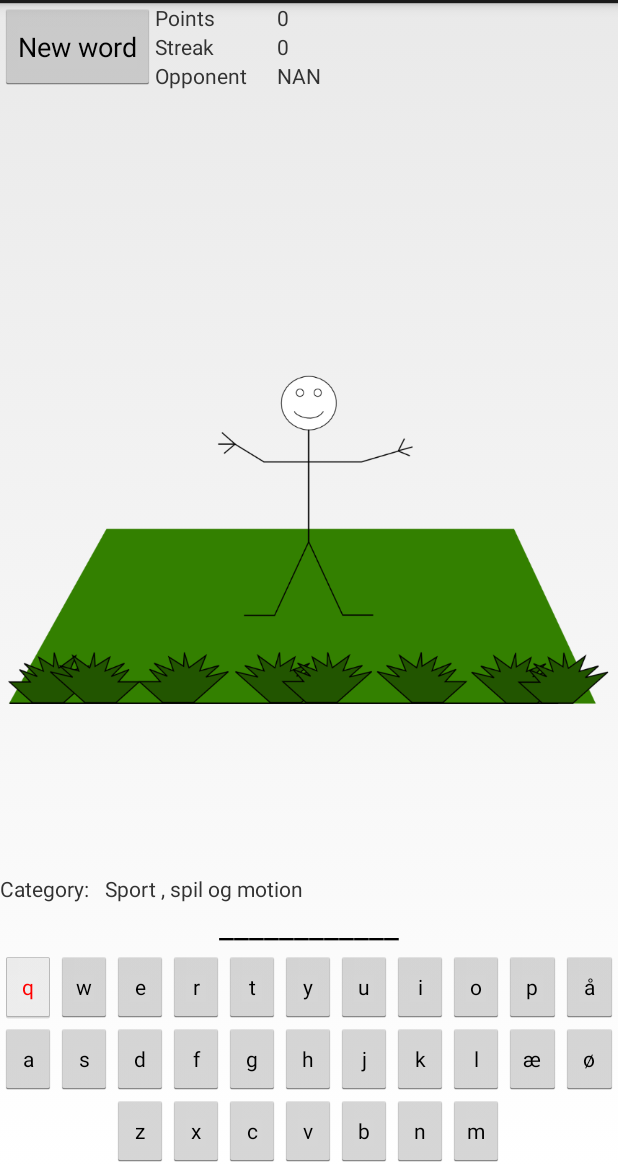
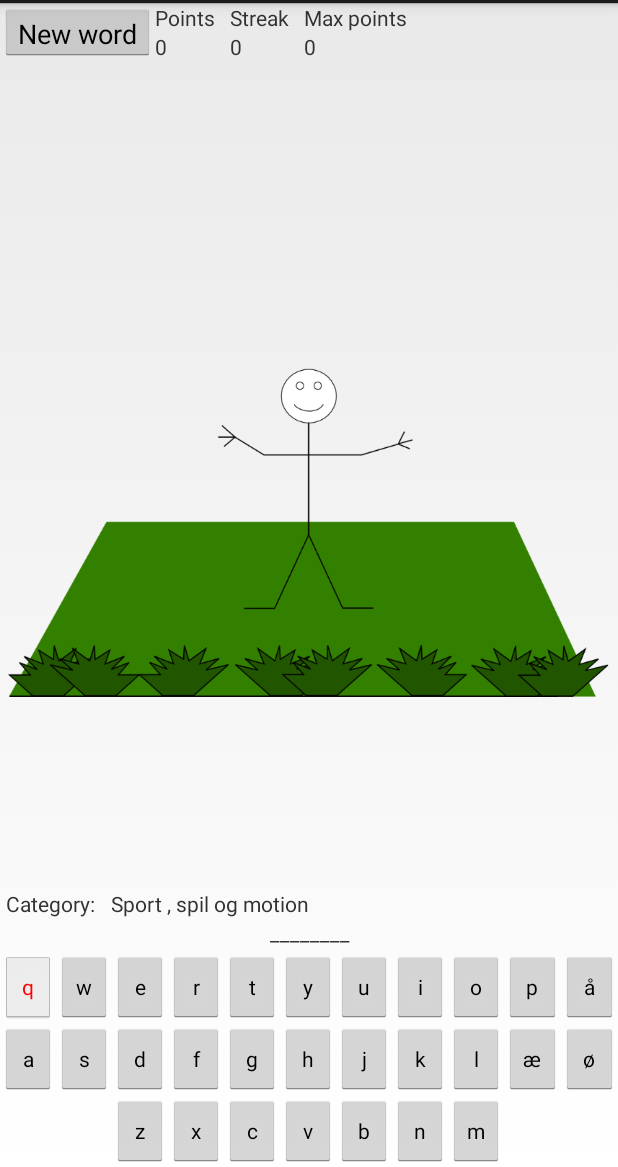
Before and after one commit to frmi/HangmanAndroid, an Android app: the screen it shows after launch (MainActivity), after a tap on an icon or button, on a phone screen of 412 x 824 dp, the part 69-1236 px from its top. Run offline under Robolectric (Android 15) with nearby library versions, the light colour scheme and no system bars.

Commit message:
rearranged score fields and added a max point field.

```diff
--- a/Hangman/src/main/java/dk/frmi/android/hangman/GameEngine.java
+++ b/Hangman/src/main/java/dk/frmi/android/hangman/GameEngine.java
@@ -17,9 +17,7 @@ public class GameEngine {
 
     private GameStatus gameStatus;
     private ArrayList<Word> dictionary;
-    private String[] resultArray = null;
-    private String[] guessArray = null;
-    private String category = null;
+    private Word word;
     private Context context;
 
     public GameEngine(Context ctx, InputStream words){
@@ -27,35 +25,36 @@ public class GameEngine {
         context = ctx;
         gameStatus = new GameStatus();
         dictionary = createDictionary(words);
+        word = getWord();
     }
 
     public String[] getGuessArray(){
-        if (guessArray == null || gameStatus.isGameOver()){
+        if (word.guess == null || gameStatus.isGameOver()){
             newWord();
         }
-        return guessArray;
+        return word.guess;
     }
 
     public String[] getResultArray(){
-        if (resultArray == null){
+        if (word.facit == null){
             newWord();
         }
-        return resultArray;
+        return word.facit;
     }
 
     public String getCategory(){
-        if (category == null){
+        if (word.category == null){
             newWord();
         }
-        return category;
+        return word.category;
     }
 
     public void newWord(){
-        gameStatus.newRound();
-        Word word = getWord();
-        resultArray = Helper.stringToArray(word.word);
-        category = word.category;
-        guessArray = convertWordToUnderscores(resultArray);
+        boolean shouldSubtractPoints = gameStatus.newRound();
+        if (shouldSubtractPoints){
+            gameStatus.subPoints(word.facit);
+        }
+        word = getWord();
     }
 
     private ArrayList<Word> createDictionary(InputStream inputStream){
@@ -102,8 +101,8 @@ public class GameEngine {
 
     public List<Integer> findIndexOfChar(String ch){
         List<Integer> result = new ArrayList<Integer>();
-        for (int i = 0; i < resultArray.length; i++){
-            if (resultArray[i].toLowerCase().equals(ch.toLowerCase())){
+        for (int i = 0; i < word.facit.length; i++){
+            if (word.facit[i].toLowerCase().equals(ch.toLowerCase())){
                 result.add(i);
             }
         }
@@ -147,8 +146,8 @@ public class GameEngine {
     public boolean isGameWon(){
         boolean result = true;
 
-        for (int i = 0; i < resultArray.length; i++){
-            if (resultArray[i].equals(guessArray[i]) == false){
+        for (int i = 0; i < word.facit.length; i++){
+            if (word.facit[i].equals(word.guess[i]) == false){
                 result = false;
                 break;
             }
@@ -156,7 +155,7 @@ public class GameEngine {
 
         if (result == true){
             gameStatus.setWon(true);
-            gameStatus.addPoints(resultArray);
+            gameStatus.addPoints(word.facit);
         }
 
         return result;
@@ -165,7 +164,7 @@ public class GameEngine {
     public boolean isGameOver(){
         if (gameStatus.isAllAttempsUsed()){
             gameStatus.setLost(true);
-            gameStatus.subPoints(resultArray);
+            gameStatus.subPoints(word.facit);
             return true;
         } else {
             return false;
@@ -179,20 +178,7 @@ public class GameEngine {
         } else{
             word = new Word("Hangman", context.getString(R.string.CategoryNotFound));
         }
+        //word = new Word("hold fast-mand", "test"); // USED FOR TESTING
         return word;
     }
-
-    private String[] convertWordToUnderscores(String[] wordToConvert){
-        String[] result = new String[wordToConvert.length];
-        for (int i = 0; i < wordToConvert.length; i++){
-            if (wordToConvert[i].equals(" ")) {
-                result[i] = " ";
-            } else if (wordToConvert[i].equals("-")) {
-                result[i] = "-";
-            } else {
-                result[i] = "_";
-            }
-        }
-        return result;
-    }
 }
--- a/Hangman/src/main/java/dk/frmi/android/hangman/GameStatus.java
+++ b/Hangman/src/main/java/dk/frmi/android/hangman/GameStatus.java
@@ -6,6 +6,7 @@ package dk.frmi.android.hangman;
 public class GameStatus {
     private final int MAX_ATTEMPS = 5;
 
+    private int maxPoints;
     private int points;
     private int streak;
     private int attemptsUsed;
@@ -29,14 +30,17 @@ public class GameStatus {
         return isWon || isLost;
     }
 
-    public void newRound(){
+    public boolean newRound(){
+        boolean shouldSubtractPoints = false;
         if (attemptsUsed >= MAX_ATTEMPS || (!isLost && !isWon)) {
             streak = 0;
+            shouldSubtractPoints = true;
         }
         attemptsUsed = 0;
         isAllAttempsUsed = false;
         isWon = false;
         isLost = false;
+        return shouldSubtractPoints;
     }
 
     public void incAttempts(){
@@ -74,6 +78,13 @@ public class GameStatus {
         return isLost;
     }
 
+    public String getMaxPoints(){
+        if (points > maxPoints){
+            maxPoints = points;
+        }
+        return String.valueOf(maxPoints);
+    }
+
     public String getPoints(){
         return String.valueOf(points);
     }
--- a/Hangman/src/main/java/dk/frmi/android/hangman/LetterSpacingTextView.java
+++ b/Hangman/src/main/java/dk/frmi/android/hangman/LetterSpacingTextView.java
@@ -1,7 +1,80 @@
 package dk.frmi.android.hangman;
+/**
+ * Text view that allows changing the letter spacing of the text.
+ *
+ * @author Pedro Barros (pedrobarros.dev at gmail.com)
+ * @since May 7, 2013
+ */
 
-/**
- * Created by Frederik on 09-11-13.
- */
-public class LetterSpacingTextView {
+import android.content.Context;
+import android.text.Spannable;
+import android.text.SpannableString;
+import android.text.style.ScaleXSpan;
+import android.util.AttributeSet;
+import android.widget.TextView;
+
+public class LetterSpacingTextView extends TextView {
+
+    private float letterSpacing = LetterSpacing.NORMAL;
+    private CharSequence originalText = "";
+
+
+    public LetterSpacingTextView(Context context) {
+        super(context);
+    }
+
+    public LetterSpacingTextView(Context context, AttributeSet attrs){
+        super(context, attrs);
+    }
+
+    public LetterSpacingTextView(Context context, AttributeSet attrs, int defStyle){
+        super(context, attrs, defStyle);
+    }
+
+    public float getLetterSpacing() {
+        return letterSpacing;
+    }
+
+    public void setLetterSpacing(float letterSpacing) {
+        this.letterSpacing = letterSpacing;
+        applyLetterSpacing();
+    }
+
+    @Override
+    public void setText(CharSequence text, BufferType type) {
+        originalText = text;
+        applyLetterSpacing();
+    }
+
+    @Override
+    public CharSequence getText() {
+        return originalText;
+    }
+
+    private void applyLetterSpacing() {
+        StringBuilder builder = new StringBuilder();
+        for(int i = 0; i < originalText.length(); i++) {
+            char ch = originalText.charAt(i);
+            if (ch == ' ')
+                builder.append("\u00A0");
+            builder.append(originalText.charAt(i));
+            if(i+1 < originalText.length()) {
+                if (ch == ' ')
+                    builder.append("\u00A0");
+                builder.append("\u00A0");
+            }
+        }
+        SpannableString finalText = new SpannableString(builder.toString());
+        if(builder.toString().length() > 1) {
+            for(int i = 1; i < builder.toString().length(); i+=2) {
+                finalText.setSpan(new ScaleXSpan((letterSpacing+1)/10), i, i+1, Spannable.SPAN_EXCLUSIVE_EXCLUSIVE);
+            }
+        }
+        super.setText(finalText, BufferType.SPANNABLE);
+    }
+
+    public class LetterSpacing {
+        public final static float NORMAL = 0;
+        public final static float EXTRASPACE = 3;
+    }
 }
--- a/Hangman/src/main/java/dk/frmi/android/hangman/MainActivity.java
+++ b/Hangman/src/main/java/dk/frmi/android/hangman/MainActivity.java
@@ -7,9 +7,11 @@ import android.graphics.Color;
 import android.os.AsyncTask;
 import android.os.Bundle;
 import android.app.Activity;
+import android.view.Gravity;
 import android.view.Menu;
 import android.view.View;
 import android.widget.Button;
+import android.widget.FrameLayout;
 import android.widget.ImageView;
 import android.widget.TextView;
 import android.widget.Toast;
@@ -24,7 +26,8 @@ public class MainActivity extends Activity {
     Button qBtn, wBtn, eBtn, rBtn, tBtn, yBtn, uBtn, iBtn, oBtn, pBtn, aaBtn, aBtn, sBtn, dBtn, fBtn, gBtn, hBtn, jBtn, kBtn, lBtn, aeBtn, oeBtn, zBtn, xBtn, cBtn, vBtn, bBtn, nBtn, mBtn;
     List<Button> keyboardButtons;
     Button resetBtn;
-    TextView wordText = null;
+    LetterSpacingTextView wordText = null;
+    TextView maxPointsView = null;
     TextView pointsView = null;
     TextView streakView = null;
     TextView categoryView = null;
@@ -49,9 +52,14 @@ public class MainActivity extends Activity {
         /* Initialize widgets */
         initKeyboardButtons();
         resetBtn = (Button) findViewById(R.id.newWordBtn);
-        wordText = (TextView) findViewById(R.id.wordToGuess);
+        wordText = new LetterSpacingTextView(this);
+        wordText.setGravity(Gravity.CENTER_HORIZONTAL | Gravity.CENTER_VERTICAL);
+        wordText.setLetterSpacing(LetterSpacingTextView.LetterSpacing.NORMAL);
+        //Add the textView in a layout, for instance:
+        ((FrameLayout) findViewById(R.id.wordLayout)).addView(wordText);
         pointsView = (TextView) findViewById(R.id.points);
         streakView = (TextView) findViewById(R.id.streak);
+        maxPointsView = (TextView) findViewById(R.id.maxPointsView);
         categoryView = (TextView) findViewById(R.id.categoryView);
         imageView = (ImageView) findViewById(R.id.imageView);
         resetWordAndImage();
@@ -90,7 +98,7 @@ public class MainActivity extends Activity {
 
     private void deactivateBtn(Button btn){
         int color;
-        if (wrongGuess == true)
+        if (wrongGuess)
             color = Color.RED;
         else
             color = Color.GREEN;
@@ -421,6 +429,7 @@ public class MainActivity extends Activity {
         GameStatus status = game.getStatus();
         pointsView.setText(status.getPoints());
         streakView.setText(status.getStreak());
+        maxPointsView.setText(status.getMaxPoints());
     }
 
     public void showDialogOkCancel(String title, CharSequence message, final Callable<Void> positiveFunc, final Callable<Void> negativeFunc) {
--- a/Hangman/src/main/java/dk/frmi/android/hangman/Word.java
+++ b/Hangman/src/main/java/dk/frmi/android/hangman/Word.java
@@ -6,9 +6,29 @@ package dk.frmi.android.hangman;
 public class Word {
     String word;
     String category;
+    String[] facit;
+    String[] guess;
+
 
     public Word(String word, String category){
         this.word = word;
         this.category = category;
+        facit = Helper.stringToArray(this.word);
+        guess = convertWordToUnderscores();
+    }
+
+    private String[] convertWordToUnderscores(){
+        int length = facit.length;
+        String[] result = new String[length];
+        for (int i = 0; i < length; i++){
+            if (facit[i].equals(" ")) {
+                result[i] = " ";
+            } else if (facit[i].equals("-")) {
+                result[i] = "-";
+            } else {
+                result[i] = "_";
+            }
+        }
+        return result;
     }
 }
--- a/Hangman/src/main/res/layout/activity_main2.xml
+++ b/Hangman/src/main/res/layout/activity_main2.xml
@@ -24,61 +24,112 @@
 
             <LinearLayout
                 android:orientation="vertical"
+                android:layout_width="fill_parent"
+                android:layout_height="wrap_content">
+
+                <LinearLayout
+                    android:orientation="horizontal"
                     android:layout_width="wrap_content"
-                android:layout_height="fill_parent">
+                    android:layout_height="wrap_content">
+
+                    <LinearLayout
+                        android:orientation="vertical"
+                        android:layout_width="wrap_content"
+                        android:layout_height="wrap_content"
+                        android:id="@+id/linearLayout2" >
 
                         <TextView
                             android:layout_width="wrap_content"
                             android:layout_height="wrap_content"
                             android:textAppearance="?android:attr/textAppearanceSmall"
-                    android:text="Points"
+                            android:text="@string/Points"
                             android:id="@+id/pointsText" />
 
                         <TextView
                             android:layout_width="wrap_content"
                             android:layout_height="wrap_content"
                             android:textAppearance="?android:attr/textAppearanceSmall"
-                    android:text="Streak"
+                            android:id="@+id/points"
+                            android:singleLine="false" />
+                    </LinearLayout>
+
+                    <Space
+                        android:layout_width="10dp"
+                        android:layout_height="wrap_content" />
+
+                    <LinearLayout
+                        android:orientation="vertical"
+                        android:layout_width="wrap_content"
+                        android:layout_height="wrap_content"
+                        android:id="@+id/linearLayout" >
+
+                        <TextView
+                            android:layout_width="wrap_content"
+                            android:layout_height="wrap_content"
+                            android:textAppearance="?android:attr/textAppearanceSmall"
+                            android:text="@string/Streak"
                             android:id="@+id/streakText" />
 
                         <TextView
                             android:layout_width="wrap_content"
                             android:layout_height="wrap_content"
                             android:textAppearance="?android:attr/textAppearanceSmall"
-                    android:text="Opponent"
-                    android:id="@+id/opponentText" />
-
+                            android:id="@+id/streak" />
                     </LinearLayout>
 
                     <Space
-                android:layout_width="20dp"
-                android:layout_height="match_parent" />
+                        android:layout_width="10dp"
+                        android:layout_height="wrap_content"
+                        android:id="@+id/space" />
 
                     <LinearLayout
                         android:orientation="vertical"
-                android:layout_width="fill_parent"
-                android:layout_height="fill_parent">
+                        android:layout_width="wrap_content"
+                        android:layout_height="wrap_content"
+                        android:id="@+id/linearLayout3">
 
                         <TextView
                             android:layout_width="wrap_content"
                             android:layout_height="wrap_content"
                             android:textAppearance="?android:attr/textAppearanceSmall"
-                    android:text="0"
-                    android:id="@+id/points" />
+                            android:text="@string/MaxPoints"
+                            android:id="@+id/textView2" />
 
                         <TextView
                             android:layout_width="wrap_content"
                             android:layout_height="wrap_content"
                             android:textAppearance="?android:attr/textAppearanceSmall"
-                    android:text="0"
-                    android:id="@+id/streak" />
+                            android:id="@+id/maxPointsView" />
+                    </LinearLayout>
+
+                    <Space
+                        android:layout_width="10dp"
+                        android:layout_height="wrap_content"
+                        android:id="@+id/space2" />
+
+                    <LinearLayout
+                        android:orientation="vertical"
+                        android:layout_width="wrap_content"
+                        android:layout_height="wrap_content"
+                        android:visibility="invisible">
 
                         <TextView
                             android:layout_width="wrap_content"
                             android:layout_height="wrap_content"
                             android:textAppearance="?android:attr/textAppearanceSmall"
-                    android:text="NAN"
-                    android:id="@+id/opponent" />
+                            android:text="@string/Opponent"
+                            android:id="@+id/opponentText" />
+
+                        <TextView
+                            android:layout_width="wrap_content"
+                            android:layout_height="wrap_content"
+                            android:textAppearance="?android:attr/textAppearanceSmall"
+                            android:id="@+id/opponent"
+                            android:text="N/A" />
+                    </LinearLayout>
+
+                </LinearLayout>
+
             </LinearLayout>
 
         </LinearLayout>
@@ -98,6 +149,13 @@
             android:layout_margin="5dp"
             android:contentDescription="@string/ImageDescription" />
     </FrameLayout>
+
+    <Space
+        android:layout_width="20dp"
+        android:layout_height="20px"
+        android:id="@+id/space3"
+        android:visibility="gone"
+        android:layout_gravity="right" />
 
     <FrameLayout
         android:layout_width="fill_parent"
@@ -119,7 +177,8 @@
                     android:layout_height="wrap_content"
                     android:textAppearance="?android:attr/textAppearanceSmall"
                     android:text="@string/categoryLbl"
-                    android:id="@+id/textView" />
+                    android:id="@+id/textView"
+                    android:layout_marginLeft="4dp" />
 
                 <Space
                     android:layout_width="10dp"
@@ -132,12 +191,11 @@
                     android:id="@+id/categoryView" />
             </LinearLayout>
 
-            <TextView
+            <FrameLayout
                 android:layout_width="fill_parent"
                 android:layout_height="wrap_content"
-                android:textAppearance="?android:attr/textAppearanceLarge"
-                android:id="@+id/wordToGuess"
-                android:gravity="center_vertical|center_horizontal" />
+                android:id="@+id/wordLayout" />
+
 
             <Space
                 android:layout_width="20dp"
--- a/Hangman/src/main/res/values/strings.xml
+++ b/Hangman/src/main/res/values/strings.xml
@@ -12,5 +12,9 @@
     <string name="CategoryNotFound">Category not found</string>
     <string name="categoryLbl">Category:</string>
     <string name="StringSpace">  </string>
+    <string name="Opponent">Opponent</string>
+    <string name="Streak">Streak</string>
+    <string name="Points">Points</string>
+    <string name="MaxPoints">Max points</string>
 
 </resources>
```
Also changed, not shown: 1 other file. Lines whose indentation alone changed are shown as unchanged.
